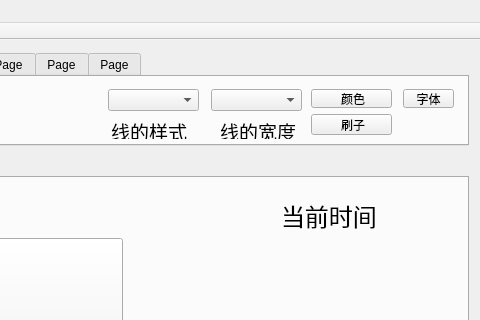
charon-cheung/QSketch, file mainwindow.ui: the form before one commit; both pictures show x 182 to 662 and y 0 to 320 of the 662 by 585 pixel window.
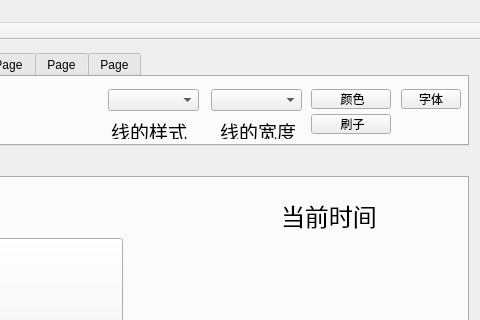
The form after the commit. The open tabs and pages were chosen to show the change. Icons and pictures are not drawn.

Diff of the .ui file:
```diff
--- a/mainwindow.ui
+++ b/mainwindow.ui
@@ -232,8 +232,8 @@
            <rect>
             <x>480</x>
             <y>12</y>
-            <width>81</width>
-            <height>19</height>
+            <width>80</width>
+            <height>20</height>
            </rect>
           </property>
           <property name="minimumSize">
@@ -251,8 +251,8 @@
            <rect>
             <x>480</x>
             <y>37</y>
-            <width>81</width>
-            <height>21</height>
+            <width>80</width>
+            <height>20</height>
            </rect>
           </property>
           <property name="minimumSize">
@@ -268,10 +268,10 @@
          <widget class="QToolButton" name="FontPicker">
           <property name="geometry">
            <rect>
-            <x>572</x>
+            <x>570</x>
             <y>12</y>
-            <width>51</width>
-            <height>19</height>
+            <width>60</width>
+            <height>20</height>
            </rect>
           </property>
           <property name="text">
```
Left out of the diff: 15 changed lines with no effect on the pictures.
